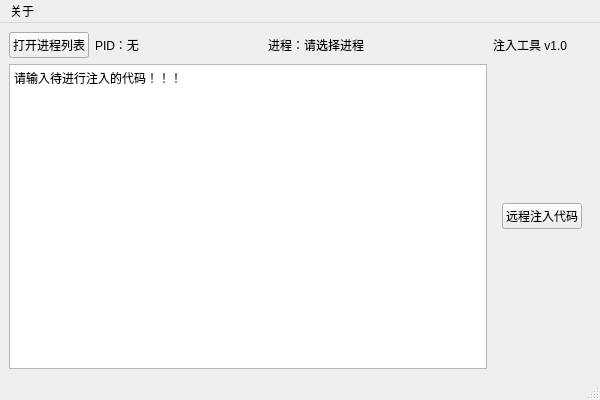
This is mainwindow.ui in liujiekkk/ProcInjectTool as Qt 5 draws it before an edit. The edited form follows.
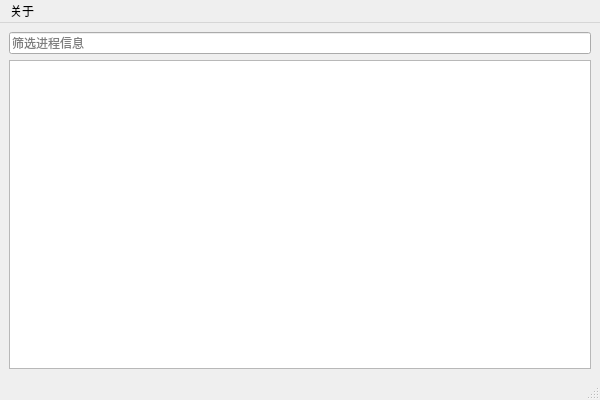
This is the edited form. Custom widgets are drawn as their Qt base class.

Commit message: 进程注入工具基本功能完成

Diff of the .ui file:
```diff
--- a/mainwindow.ui
+++ b/mainwindow.ui
@@ -27,97 +27,23 @@
   </property>
   <widget class="QWidget" name="centralwidget">
    <layout class="QGridLayout" name="gridLayout">
-    <item row="1" column="2">
-     <widget class="QWidget" name="widget_2" native="true">
-      <layout class="QVBoxLayout" name="verticalLayout">
-       <item>
-        <widget class="QPushButton" name="pushButton_2">
-         <property name="text">
-          <string>远程注入代码</string>
-         </property>
-        </widget>
-       </item>
-      </layout>
-     </widget>
-    </item>
-    <item row="0" column="2">
-     <widget class="QLabel" name="label">
-      <property name="text">
-       <string>注入工具 v1.0</string>
-      </property>
-     </widget>
-    </item>
-    <item row="0" column="1">
-     <widget class="QWidget" name="widget" native="true">
-      <layout class="QHBoxLayout" name="horizontalLayout">
-       <property name="leftMargin">
-        <number>0</number>
-       </property>
-       <property name="topMargin">
-        <number>0</number>
-       </property>
-       <property name="rightMargin">
-        <number>0</number>
-       </property>
-       <property name="bottomMargin">
-        <number>0</number>
-       </property>
-       <item>
-        <widget class="QPushButton" name="btnProcessScan">
-         <property name="text">
-          <string>打开进程列表</string>
-         </property>
-        </widget>
-       </item>
-       <item>
-        <widget class="QLabel" name="labelPid">
-         <property name="text">
-          <string>PID：无</string>
-         </property>
-        </widget>
-       </item>
-       <item>
-        <spacer name="horizontalSpacer_3">
-         <property name="orientation">
-          <enum>Qt::Horizontal</enum>
-         </property>
-         <property name="sizeHint" stdset="0">
-          <size>
-           <width>40</width>
-           <height>20</height>
-          </size>
-         </property>
-        </spacer>
-       </item>
-       <item>
-        <widget class="QLabel" name="label_2">
-         <property name="text">
-          <string>进程：请选择进程</string>
-         </property>
-        </widget>
-       </item>
-       <item>
-        <spacer name="horizontalSpacer">
-         <property name="orientation">
-          <enum>Qt::Horizontal</enum>
-         </property>
-         <property name="sizeHint" stdset="0">
-          <size>
-           <width>40</width>
-           <height>20</height>
-          </size>
-         </property>
-        </spacer>
-       </item>
-      </layout>
-     </widget>
-    </item>
-    <item row="1" column="1">
-     <widget class="QPlainTextEdit" name="plainTextEdit">
-      <property name="plainText">
-       <string>请输入待进行注入的代码！！！</string>
-      </property>
-     </widget>
+    <item row="0" column="0">
+     <layout class="QVBoxLayout" name="verticalLayout">
+      <item>
+       <widget class="QLineEdit" name="lineEdit">
+        <property name="placeholderText">
+         <string>筛选进程信息</string>
+        </property>
+       </widget>
+      </item>
+      <item>
+       <widget class="ProcessTable" name="processTableView">
+        <property name="contextMenuPolicy">
+         <enum>Qt::CustomContextMenu</enum>
+        </property>
+       </widget>
+      </item>
+     </layout>
     </item>
    </layout>
   </widget>
@@ -145,6 +71,13 @@
    </property>
   </action>
  </widget>
+ <customwidgets>
+  <customwidget>
+   <class>ProcessTable</class>
+   <extends>QTableView</extends>
+   <header>processtable.h</header>
+  </customwidget>
+ </customwidgets>
  <resources/>
  <connections/>
 </ui>
```
The commit also changes 26 other files.
